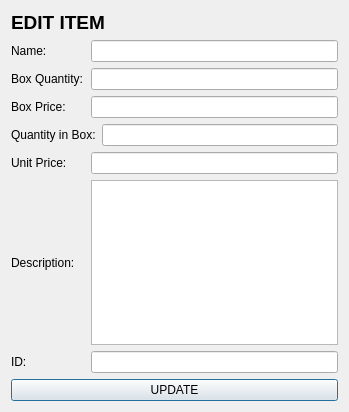
Before: the Qt Designer form Store_System/UI/edit_page_ac_store.ui in abdul-yusuf/Store-system, drawn with Qt 5.
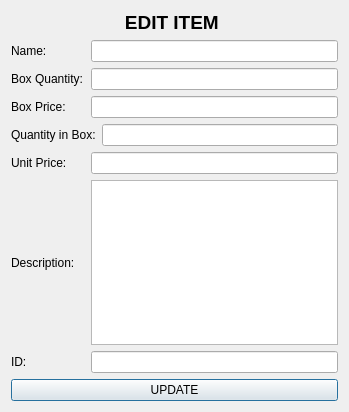
After: the same form once the commit is applied.

```diff
--- a/Store_System/UI/edit_page_ac_store.ui
+++ b/Store_System/UI/edit_page_ac_store.ui
@@ -26,6 +26,9 @@
      <property name="text">
       <string>EDIT ITEM </string>
      </property>
+     <property name="alignment">
+      <set>Qt::AlignCenter</set>
+     </property>
     </widget>
    </item>
    <item>
```
